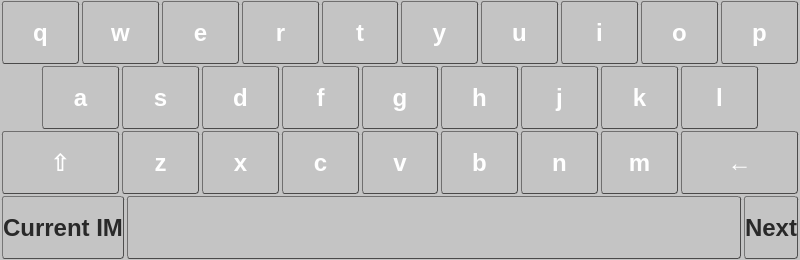
The window that src/QVirtualKeyboard.ui (drradwan/Qin) describes before a commit, drawn with Qt 5.
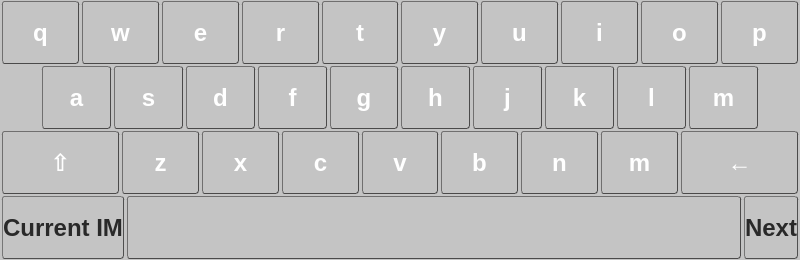
The same window after the commit.

Diff of the .ui file:
```diff
--- a/src/QVirtualKeyboard.ui
+++ b/src/QVirtualKeyboard.ui
@@ -679,6 +679,38 @@
          </property>
         </widget>
        </item>
+       <item>
+        <widget class="QToolButton" name="btnMalt">
+         <property name="sizePolicy">
+          <sizepolicy hsizetype="Expanding" vsizetype="Expanding">
+           <horstretch>0</horstretch>
+           <verstretch>0</verstretch>
+          </sizepolicy>
+         </property>
+         <property name="font">
+          <font>
+           <weight>75</weight>
+           <italic>false</italic>
+           <bold>true</bold>
+          </font>
+         </property>
+         <property name="whatsThis">
+          <string>0x6d</string>
+         </property>
+         <property name="text">
+          <string>m</string>
+         </property>
+         <property name="checkable">
+          <bool>false</bool>
+         </property>
+         <property name="autoRepeat">
+          <bool>false</bool>
+         </property>
+         <property name="visible">
+          <bool>false</bool>
+         </property>
+        </widget>
+       </item>
       </layout>
      </item>
      <item>
```
